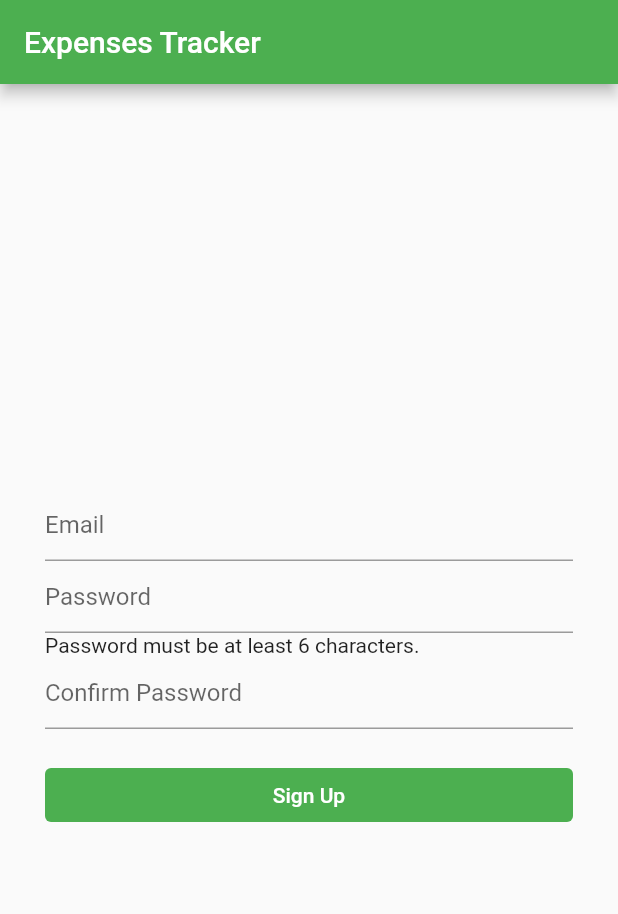
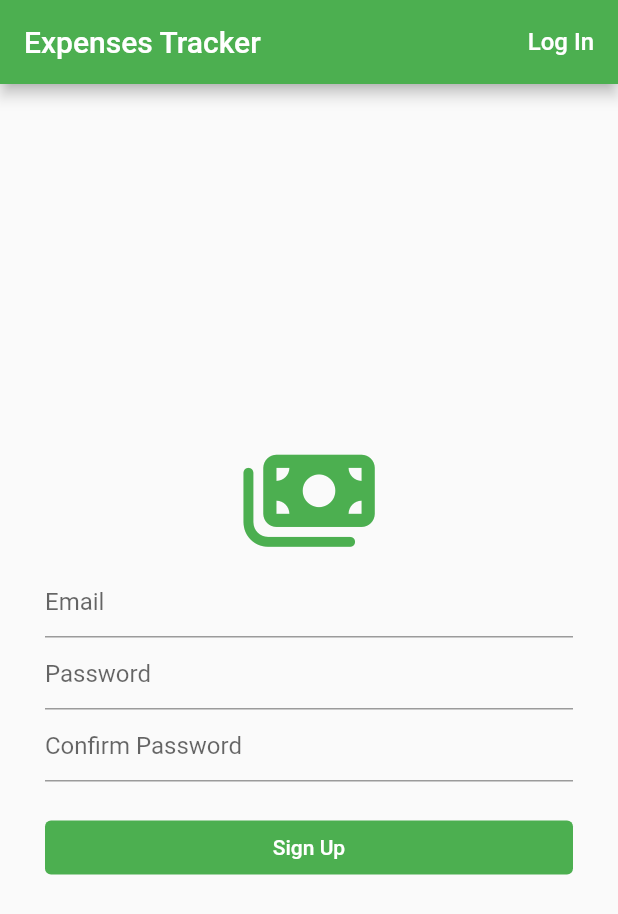
Before and after one commit to Moethantko/expenses_tracker, a Flutter app: the screen it shows after launch, after a tap on "Sign Up", on a phone screen of 412 x 824 dp. Shown: the top 914 px of the screen. Run offline on Flutter 3.47's test engine with Material 2 defaults, Android fonts, the phone set to English and light mode, and no system bars; our stand-ins replace cloud_firestore, connectivity_plus, firebase_auth, firebase_core, font_awesome_flutter, rflutter_alert; missing offline and left inert: cloud_firestore_web, firebase_core_web; accounts and stored records are empty; network calls fail.

Commit message:
log in auth and icon added

```diff
--- a/lib/components/expenses_table.dart
+++ b/lib/components/expenses_table.dart
@@ -46,8 +46,6 @@ List<TableRowData> buildTableRows(List<QueryDocumentSnapshot> expenses) {
         "${String.fromCharCodes(Runes('\u0024'))}${expense.get('price').toString()}";
     String date = expense.get('date').toString();
 
-    //print('Testing purposes: $category');
-
     tableRows.add(TableRowData(
       id: id,
       category: category,
--- a/lib/data/data.dart
+++ b/lib/data/data.dart
@@ -1,19 +1,21 @@
 import 'package:cloud_firestore/cloud_firestore.dart';
 import 'package:firebase_auth/firebase_auth.dart';
 import 'package:flutter/material.dart';
+import 'package:intl/intl.dart';
 import 'package:personal_expenses_tracker/helpers/firebase_helper.dart';
 
 class Data extends ChangeNotifier {
   late User currentUser;
 
-  int currentSelectedYear = 2022;
+  int currentSelectedYear =
+      int.parse(DateFormat('yyyy').format(DateTime.now()));
 
   void updateCurrentSelectedYear(newYear) {
     currentSelectedYear = newYear;
     notifyListeners();
   }
 
-  String currentSelectedMonth = 'Aug';
+  String currentSelectedMonth = DateFormat('MMMM').format(DateTime.now());
 
   FirebaseHelper firebaseHelper = FirebaseHelper();
   late Stream<QuerySnapshot<Map<String, dynamic>>> snaps =
--- a/lib/helpers/firebase_helper.dart
+++ b/lib/helpers/firebase_helper.dart
@@ -44,6 +44,7 @@ class FirebaseHelper {
 
   Stream<QuerySnapshot<Map<String, dynamic>>> filterExpensesDataByYearMonth(
       selectedYear, selectedMonth, currentUser) {
+    print('Testing purposes in filtering :: $selectedMonth}');
     return FirebaseFirestore.instance
         .collection('expenses')
         .where("year", isEqualTo: selectedYear)
--- a/lib/main.dart
+++ b/lib/main.dart
@@ -4,6 +4,7 @@ import 'package:connectivity_plus/connectivity_plus.dart';
 import 'package:firebase_core/firebase_core.dart';
 import 'package:flutter/cupertino.dart';
 import 'package:flutter/material.dart';
+import 'package:personal_expenses_tracker/screens/login_screen.dart';
 import 'package:personal_expenses_tracker/screens/signup_screen.dart';
 import 'package:provider/provider.dart';
 
@@ -122,10 +123,11 @@ class _MyAppState extends State<MyApp> {
           }
         },
       ),
-      initialRoute: SignUpScreen.id,
+      initialRoute: LoginScreen.id,
       routes: {
         HomeScreen.id: (context) => HomeScreen(),
-        SignUpScreen.id: (context) => SignUpScreen(),
+        SignUpScreen.id: (context) => const SignUpScreen(),
+        LoginScreen.id: (context) => const LoginScreen(),
       },
     );
   }
--- /dev/null
+++ b/lib/screens/login_screen.dart
@@ -0,0 +1,114 @@
+import 'package:firebase_auth/firebase_auth.dart';
+import 'package:flutter/material.dart';
+import 'package:font_awesome_flutter/font_awesome_flutter.dart';
+import 'package:personal_expenses_tracker/screens/home.dart';
+
+import 'signup_screen.dart';
+
+class LoginScreen extends StatefulWidget {
+  const LoginScreen({Key? key}) : super(key: key);
+  static const String id = 'login_screen';
+
+  @override
+  State<LoginScreen> createState() => _LoginScreenState();
+}
+
+class _LoginScreenState extends State<LoginScreen> {
+  String email = '';
+  String password = '';
+  bool userNotFoundWarningDisplayed = false;
+  bool passwordIncorrectWarningDisplayed = false;
+
+  @override
+  Widget build(BuildContext context) {
+    return Scaffold(
+      appBar: AppBar(
+        title:
+            Row(mainAxisAlignment: MainAxisAlignment.spaceBetween, children: [
+          const Text(
+            'Expenses Tracker',
+            style: TextStyle(color: Colors.white),
+          ),
+          GestureDetector(
+            onTap: () {
+              Navigator.pushReplacementNamed(context, SignUpScreen.id);
+            },
+            child: const Text(
+              'Sign Up',
+              style: TextStyle(fontSize: 16),
+            ),
+          )
+        ]),
+      ),
+      body: Container(
+        padding: const EdgeInsets.all(30),
+        child: Column(
+          mainAxisAlignment: MainAxisAlignment.center,
+          crossAxisAlignment: CrossAxisAlignment.stretch,
+          children: [
+            IconButton(
+              icon: const FaIcon(FontAwesomeIcons.moneyBills),
+              color: Colors.green,
+              iconSize: 70,
+              onPressed: () {
+                print("Pressed");
+              },
+            ),
+            TextField(
+              keyboardType: TextInputType.emailAddress,
+              onChanged: (value) {
+                setState(() {
+                  email = value;
+                });
+              },
+              decoration: const InputDecoration(hintText: "Email"),
+            ),
+            Visibility(
+              visible: userNotFoundWarningDisplayed,
+              child: const Text('User not found for this email.'),
+            ),
+            TextField(
+              obscureText: true,
+              keyboardType: TextInputType.visiblePassword,
+              onChanged: (value) {
+                setState(() {
+                  password = value;
+                });
+              },
+              decoration: const InputDecoration(hintText: "Password"),
+            ),
+            Visibility(
+              visible: passwordIncorrectWarningDisplayed,
+              child: const Text('Password is incorrect.'),
+            ),
+            const SizedBox(
+              height: 20,
+            ),
+            TextButton(
+              style: ButtonStyle(
+                foregroundColor: MaterialStateProperty.all<Color>(Colors.white),
+                backgroundColor: MaterialStateProperty.all<Color>(Colors.green),
+              ),
+              onPressed: () async {
+                try {
+                  await FirebaseAuth.instance.signInWithEmailAndPassword(
+                      email: email, password: password);
+                  Navigator.pushReplacementNamed(context, HomeScreen.id);
+                } on FirebaseAuthException catch (e) {
+                  if (e.code == 'user-not-found') {
+                    setState(() {
+                      userNotFoundWarningDisplayed = true;
+                    });
+                  } else if (e.code == 'wrong-password') {
+                    passwordIncorrectWarningDisplayed = true;
+                  }
+                }
+              },
+              child: const Text('Log In'),
+            )
+          ],
+        ),
+      ),
+    );
+  }
+}
--- a/lib/screens/signup_screen.dart
+++ b/lib/screens/signup_screen.dart
@@ -1,6 +1,8 @@
 import 'package:firebase_auth/firebase_auth.dart';
 import 'package:flutter/material.dart';
+import 'package:font_awesome_flutter/font_awesome_flutter.dart';
 import 'package:personal_expenses_tracker/screens/home.dart';
+import 'package:personal_expenses_tracker/screens/login_screen.dart';
 
 class SignUpScreen extends StatefulWidget {
   const SignUpScreen({Key? key}) : super(key: key);
@@ -71,10 +73,22 @@ class _SignUpScreenState extends State<SignUpScreen> {
   Widget build(BuildContext context) {
     return Scaffold(
       appBar: AppBar(
-        title: const Text(
-          'Expenses Tracker',
-          style: TextStyle(color: Colors.white),
-        ),
+        title:
+            Row(mainAxisAlignment: MainAxisAlignment.spaceBetween, children: [
+          const Text(
+            'Expenses Tracker',
+            style: TextStyle(color: Colors.white),
+          ),
+          GestureDetector(
+            onTap: () {
+              Navigator.pushReplacementNamed(context, LoginScreen.id);
+            },
+            child: const Text(
+              'Log In',
+              style: TextStyle(fontSize: 16),
+            ),
+          )
+        ]),
       ),
       body: Container(
         padding: const EdgeInsets.all(30),
@@ -82,6 +96,14 @@ class _SignUpScreenState extends State<SignUpScreen> {
           mainAxisAlignment: MainAxisAlignment.center,
           crossAxisAlignment: CrossAxisAlignment.stretch,
           children: [
+            IconButton(
+              icon: const FaIcon(FontAwesomeIcons.moneyBills),
+              color: Colors.green,
+              iconSize: 70,
+              onPressed: () {
+                print("Pressed");
+              },
+            ),
             TextField(
               keyboardType: TextInputType.emailAddress,
               onChanged: (value) {
@@ -137,7 +159,6 @@ class _SignUpScreenState extends State<SignUpScreen> {
                     UserCredential userCredential = await FirebaseAuth.instance
                         .createUserWithEmailAndPassword(
                             email: email, password: password);
-                    //print('Testing purposes: ${userCredential.user}');
                     Navigator.pushReplacementNamed(context, HomeScreen.id);
                   } catch (e) {
                     print(e);
--- a/pubspec.yaml
+++ b/pubspec.yaml
@@ -38,6 +38,7 @@ dependencies:
   google_fonts: ^3.0.1
   connectivity_plus: ^2.3.6+1
   internet_connection_checker: ^0.0.1+4
+  font_awesome_flutter: ^10.1.0
 
   # The following adds the Cupertino Icons font to your application.
   # Use with the CupertinoIcons class for iOS style icons.
```
Also changed, not shown: lib/screens/home.dart (+20 -5 lines), pubspec.lock.
